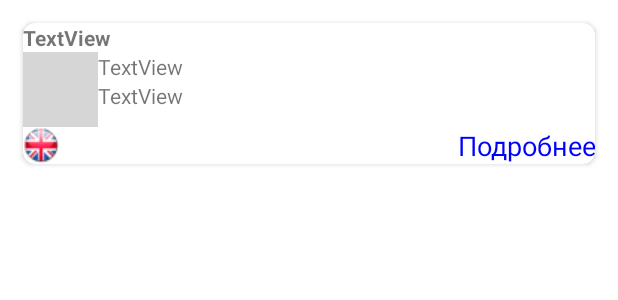
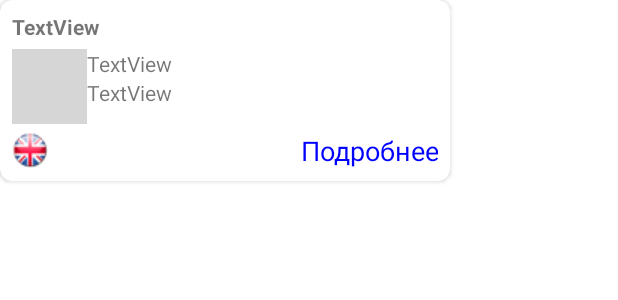
Before and after one commit to ArthurNikitin/Android_Judebo_Russian, an Android app: the layout preview.xml on its own in the app's theme, with its tools: preview values and no code run, on a phone screen of 412 x 824 dp. Shown: the top 300 px of the screen. Run offline under Robolectric (Android 15) with nearby library versions, the phone set to English and light mode, and no system bars; grey boxes are pictures that could not be loaded.

Commit message:
new drawables

```diff
--- a/app/build.gradle
+++ b/app/build.gradle
@@ -41,7 +41,7 @@ dependencies {
     implementation 'com.google.android.material:material:1.1.0'
     implementation 'com.github.florent37:runtime-permission-kotlin:1.1.1'
     implementation 'androidx.cardview:cardview:1.0.0'
-    //implementation 'com.squareup.picasso:picasso:2.71828'
+    implementation 'com.squareup.picasso:picasso:2.71828'
     implementation 'androidx.multidex:multidex:2.0.1'
 
     //retrofit
--- a/app/src/main/res/layout/currency_item.xml
+++ b/app/src/main/res/layout/currency_item.xml
@@ -12,7 +12,7 @@
         android:layout_width="30dp"
         android:layout_height="30dp"
         android:id="@+id/check"
-        android:src="@drawable/choose" />
+        android:src="@drawable/accept" />
 
     <ImageView
         android:padding="5dp"
--- a/app/src/main/res/layout/fragment_maps.xml
+++ b/app/src/main/res/layout/fragment_maps.xml
@@ -17,6 +17,7 @@
         android:layout_alignParentEnd="true"
         android:layout_margin="15dp"
         android:id="@+id/myGeo_iv"
+        android:layout_alignParentBottom="true"
         android:layout_width="30dp"
         android:layout_height="30dp"
         android:src="@drawable/location_button" />
--- a/app/src/main/res/layout/preview.xml
+++ b/app/src/main/res/layout/preview.xml
@@ -1,16 +1,14 @@
 <?xml version="1.0" encoding="utf-8"?>
 <androidx.cardview.widget.CardView
-    android:layout_width="match_parent"
+    android:layout_width="300dp"
     android:layout_height="wrap_content"
-    android:layout_margin="15dp"
-    android:minWidth="300dp"
     app:cardCornerRadius="8dp"
     app:cardBackgroundColor="#fff"
     xmlns:android="http://schemas.android.com/apk/res/android"
-    android:padding="8dp"
     xmlns:app="http://schemas.android.com/apk/res-auto">
 
     <LinearLayout
+        android:layout_margin="8dp"
         android:orientation="vertical"
         android:layout_width="match_parent"
         android:layout_height="wrap_content">
@@ -20,6 +18,7 @@
             android:layout_width="match_parent"
             android:layout_height="wrap_content"
             android:text="TextView"
+            android:layout_marginBottom="5dp"
             android:textStyle="bold" />
 
         <LinearLayout
@@ -59,6 +58,7 @@
             android:layout_height="match_parent" />
 
         <LinearLayout
+            android:layout_marginTop="5dp"
             android:layout_width="match_parent"
             android:layout_height="wrap_content"
             android:orientation="horizontal">
```
Also changed, not shown: app/src/main/java/com/byte4b/judebo/adapters/SkillsAdapter.kt (added, +29 -0 lines), app/src/main/java/com/byte4b/judebo/fragments/MapsFragment.kt (+23 -12 lines), app/src/main/res/layout/item_skill.xml (added, +23 -0 lines), app/src/main/res/drawable/accept.png (added), app/src/main/res/drawable/search.png (added).
